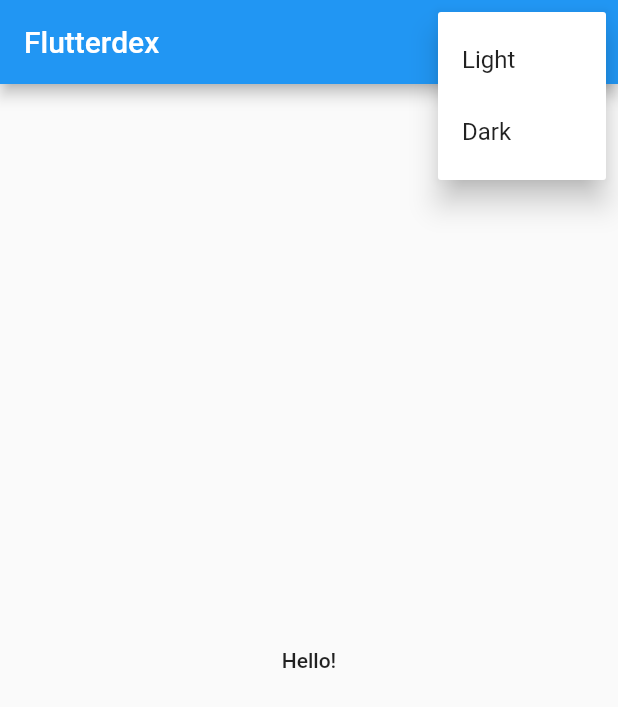
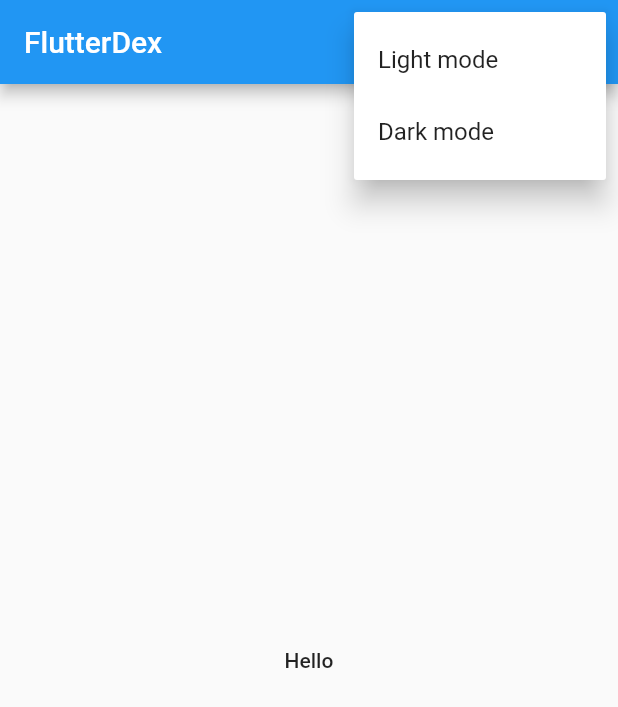
Before and after one commit to mquerique/flutterdex, a Flutter app: the screen it shows after launch, after a tap on the "more vert" icon, on a phone screen of 412 x 824 dp. Shown: the top 707 px of the screen. Run offline on Flutter 3.47's test engine with Material 2 defaults, Android fonts, the light colour scheme and no system bars; our stand-ins replace bloc, connectivity_plus, equatable, flutter_bloc; statements that could not run were skipped.

Commit message:
Added localizations (PT and EN)

```diff
--- /dev/null
+++ b/assets/localization/localization_en.json
@@ -0,0 +1,7 @@
+{
+  "app_title": "FlutterDex",
+  "app_description": "A Flutter Pokédex",
+  "hello": "Hello",
+  "light_mode": "Light mode",
+  "dark_mode": "Dark mode"
+}
--- /dev/null
+++ b/assets/localization/localization_pt.json
@@ -0,0 +1,7 @@
+{
+  "app_title": "FlutterDex",
+  "app_description": "Uma Pokédex Flutter",
+  "hello": "Olá",
+  "light_mode": "Modo claro",
+  "dark_mode": "Modo escuro"
+}
--- /dev/null
+++ b/lib/core/localization/app_localization.dart
@@ -0,0 +1,57 @@
+import 'dart:convert';
+
+import 'package:flutter/material.dart';
+import 'package:flutter/services.dart';
+
+class AppLocalization {
+  final Locale locale;
+  late Map<String, String> _localizedStrings;
+
+  AppLocalization(this.locale);
+
+  static AppLocalization of(BuildContext context) {
+    return Localizations.of<AppLocalization>(context, AppLocalization)!;
+  }
+
+  static const LocalizationsDelegate<AppLocalization> delegate =
+      _AppLocalizationsDelegate();
+
+  Future<bool> load() async {
+    String jsonString = await rootBundle.loadString(
+      'assets/localization/localization_${locale.languageCode}.json',
+    );
+    Map<String, dynamic> jsonMap = json.decode(jsonString);
+
+    _localizedStrings = jsonMap.map((key, value) {
+      return MapEntry(key, value.toString());
+    });
+
+    return true;
+  }
+
+  String tr(String key) {
+    return _localizedStrings[key]!;
+  }
+}
+
+class _AppLocalizationsDelegate extends LocalizationsDelegate<AppLocalization> {
+  const _AppLocalizationsDelegate();
+
+  @override
+  bool isSupported(Locale locale) {
+    return [
+      'en',
+      'pt',
+    ].contains(locale.languageCode);
+  }
+
+  @override
+  Future<AppLocalization> load(Locale locale) async {
+    AppLocalization localizations = AppLocalization(locale);
+    await localizations.load();
+    return localizations;
+  }
+
+  @override
+  bool shouldReload(_AppLocalizationsDelegate old) => false;
+}
--- a/lib/main.dart
+++ b/lib/main.dart
@@ -1,5 +1,7 @@
 import 'package:flutter/material.dart';
 import 'package:flutter_bloc/flutter_bloc.dart';
+import 'package:flutter_localizations/flutter_localizations.dart';
+import 'package:flutterdex/core/localization/app_localization.dart';
 import 'package:flutterdex/core/themes/app_themes.dart';
 import 'package:flutterdex/core/themes/bloc/theme_bloc.dart';
 
@@ -23,8 +25,28 @@ class MyApp extends StatelessWidget {
 
 Widget _buildApp(BuildContext context, ThemeState state) {
   return MaterialApp(
-    title: 'Flutter Demo',
+    title: 'FlutterDex',
+    debugShowCheckedModeBanner: false,
     theme: state.themeData,
+    supportedLocales: const [
+      Locale('en', 'US'),
+      Locale('pt', 'BR'),
+    ],
+    localizationsDelegates: const [
+      AppLocalization.delegate,
+      GlobalMaterialLocalizations.delegate,
+      GlobalCupertinoLocalizations.delegate,
+      GlobalWidgetsLocalizations.delegate,
+    ],
+    localeResolutionCallback: (locale, supportedLocales) {
+      for (var supportedLocale in supportedLocales) {
+        if (supportedLocale.languageCode == locale?.languageCode &&
+            supportedLocale.countryCode == locale?.countryCode) {
+          return supportedLocale;
+        }
+      }
+      return supportedLocales.first;
+    },
     home: const MyHomePage(),
   );
 }
@@ -34,20 +56,21 @@ class MyHomePage extends StatelessWidget {
 
   @override
   Widget build(BuildContext context) {
+    final appLocalization = AppLocalization.of(context);
     return Scaffold(
       appBar: AppBar(
-        title: const Text('Flutterdex'),
+        title: Text(appLocalization.tr('app_title')),
         actions: <Widget>[
           PopupMenuButton(
             itemBuilder: (ctx) {
               return [
-                const PopupMenuItem(
+                PopupMenuItem(
                   value: AppTheme.light,
-                  child: Text("Light"),
+                  child: Text(appLocalization.tr('light_mode')),
                 ),
-                const PopupMenuItem(
+                PopupMenuItem(
                   value: AppTheme.dark,
-                  child: Text("Dark"),
+                  child: Text(appLocalization.tr('dark_mode')),
                 ),
               ];
             },
@@ -61,7 +84,7 @@ class MyHomePage extends StatelessWidget {
       ),
       body: Center(
         child: Text(
-          'Hello!',
+          appLocalization.tr('hello'),
           style: Theme.of(context).textTheme.bodyLarge,
         ),
       ),
--- a/pubspec.yaml
+++ b/pubspec.yaml
@@ -8,6 +8,8 @@ environment:
 
 dependencies:
   flutter:
+    sdk: flutter
+  flutter_localizations:
     sdk: flutter
   bloc: ^8.1.0
   connectivity_plus: ^3.0.2
@@ -23,3 +25,6 @@ dev_dependencies:
 
 flutter:
   uses-material-design: true
+
+  assets:
+    - assets/localization/
```
Also changed, not shown: pubspec.lock.
